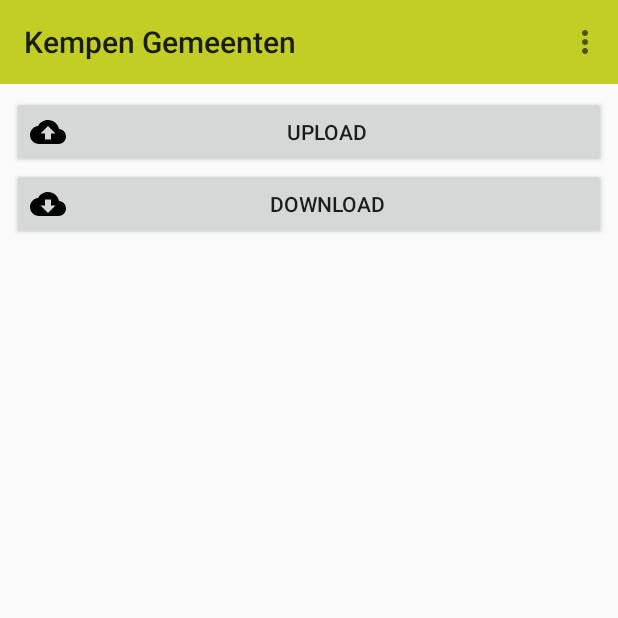
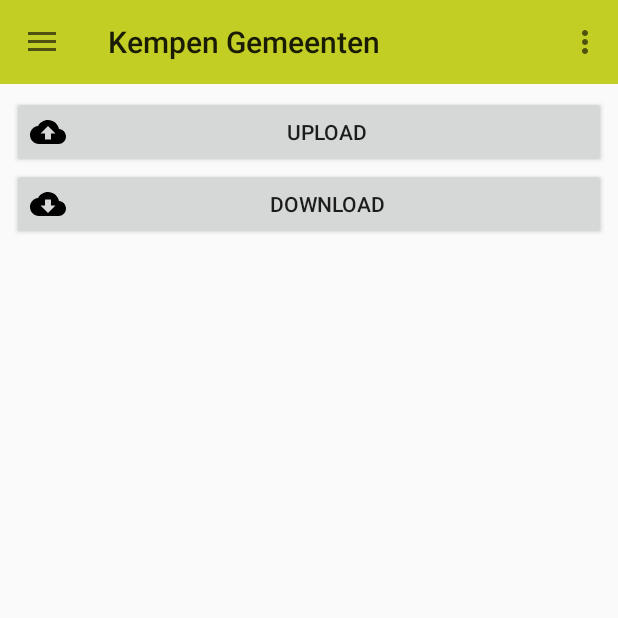
Before and after one commit to CoenB95/KempenGemeenten, an Android app: the screen it shows after launch (MainActivity), on a phone screen of 412 x 824 dp, the top half of it. Run offline under Robolectric (Android 15) with nearby library versions, the phone set to English and light mode, and no system bars; libraries missing offline, so code that uses them is left out: org.apache.commons; 6 statements that could not run were skipped.

Commit message:
Hamburger icon.

```diff
--- a/app/src/main/java/com/cbapps/kempengemeenten/MainActivity.java
+++ b/app/src/main/java/com/cbapps/kempengemeenten/MainActivity.java
@@ -4,13 +4,18 @@ import android.Manifest;
 import android.annotation.TargetApi;
 import android.content.Intent;
 import android.content.pm.PackageManager;
+import android.content.res.Configuration;
 import android.os.Build;
 import android.os.Bundle;
 import android.os.Environment;
+import android.os.PersistableBundle;
 import android.preference.PreferenceActivity;
 import android.support.annotation.NonNull;
+import android.support.annotation.Nullable;
 import android.support.v4.app.ActivityCompat;
 import android.support.v4.content.ContextCompat;
+import android.support.v4.widget.DrawerLayout;
+import android.support.v7.app.ActionBarDrawerToggle;
 import android.support.v7.app.AppCompatActivity;
 import android.support.v7.widget.Toolbar;
 import android.util.Log;
@@ -43,6 +48,7 @@ public class MainActivity extends AppCompatActivity {
 
 	private Button downloadButton;
 	private Button uploadButton;
+	ActionBarDrawerToggle drawerToggle;
 
 	@Override
 	protected void onCreate(Bundle savedInstanceState) {
@@ -51,6 +57,15 @@ public class MainActivity extends AppCompatActivity {
 
 		Toolbar toolbar = findViewById(R.id.toolbar);
 		setSupportActionBar(toolbar);
+
+		DrawerLayout drawerLayout = findViewById(R.id.drawer);
+		drawerToggle = new ActionBarDrawerToggle(this, drawerLayout, toolbar,
+				R.string.drawer_open, R.string.drawer_close);
+		drawerLayout.addDrawerListener(drawerToggle);
+
+		if (getSupportActionBar() == null)
+			throw new IllegalStateException("We can not have no action bar!");
+		getSupportActionBar().setDisplayHomeAsUpEnabled(true);
 
 		downloadButton = findViewById(R.id.downloadButton);
 		uploadButton = findViewById(R.id.uploadButton);
@@ -63,6 +78,18 @@ public class MainActivity extends AppCompatActivity {
 			browser.show(getSupportFragmentManager(), "FileBrowser");
 		});
 		startFTP();
+	}
+
+	@Override
+	protected void onPostCreate(@Nullable Bundle savedInstanceState) {
+		super.onPostCreate(savedInstanceState);
+		drawerToggle.syncState();
+	}
+
+	@Override
+	public void onConfigurationChanged(Configuration newConfig) {
+		super.onConfigurationChanged(newConfig);
+		drawerToggle.onConfigurationChanged(newConfig);
 	}
 
 	private void startFTP() {
@@ -144,6 +171,9 @@ public class MainActivity extends AppCompatActivity {
 	@TargetApi(Build.VERSION_CODES.HONEYCOMB)
 	@Override
 	public boolean onOptionsItemSelected(MenuItem item) {
+		if (drawerToggle.onOptionsItemSelected(item))
+			return true;
+
 		switch (item.getItemId()) {
 			case R.id.action_settings:
 				Intent intent = new Intent(getBaseContext(), SettingsActivity.class);
--- a/app/src/main/res/layout/main_layout.xml
+++ b/app/src/main/res/layout/main_layout.xml
@@ -1,5 +1,7 @@
 <?xml version="1.0" encoding="utf-8"?>
-<android.support.v4.widget.DrawerLayout xmlns:android="http://schemas.android.com/apk/res/android"
+<android.support.v4.widget.DrawerLayout
+    xmlns:android="http://schemas.android.com/apk/res/android"
+    android:id="@+id/drawer"
     android:layout_height="match_parent"
     android:layout_width="match_parent"
     xmlns:app="http://schemas.android.com/apk/res-auto">
--- a/app/src/main/res/values/strings.xml
+++ b/app/src/main/res/values/strings.xml
@@ -30,5 +30,7 @@
     <string name="download">Download</string>
     <string name="choose_directory">Choose a directory</string>
     <string name="home">Home</string>
+    <string name="drawer_open">Open drawer</string>
+    <string name="drawer_close">Close drawer</string>
 
 </resources>
```
Also changed, not shown: 1 other file.
